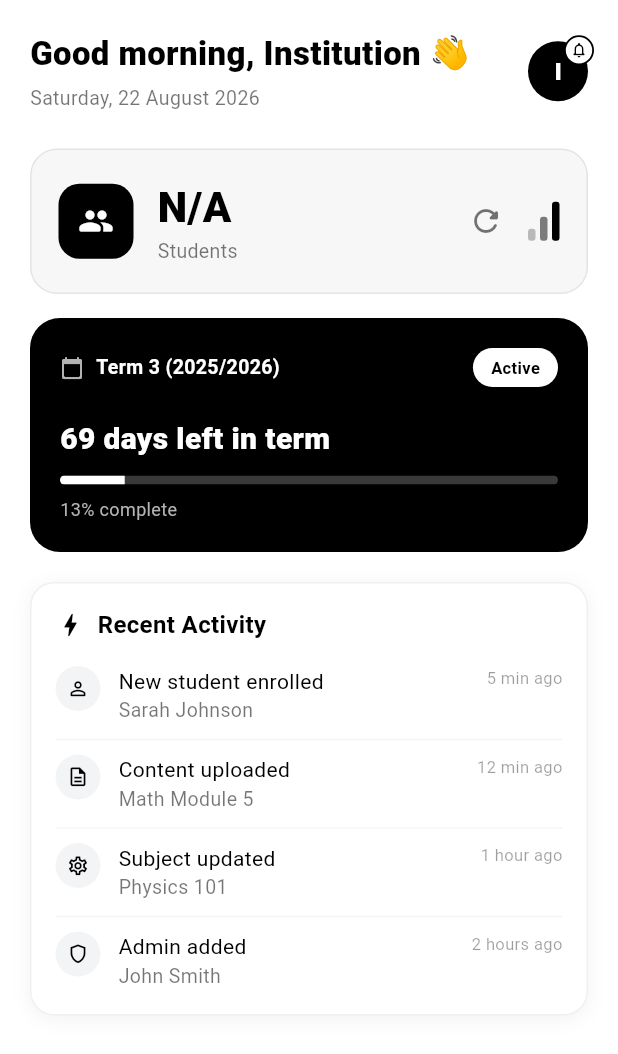
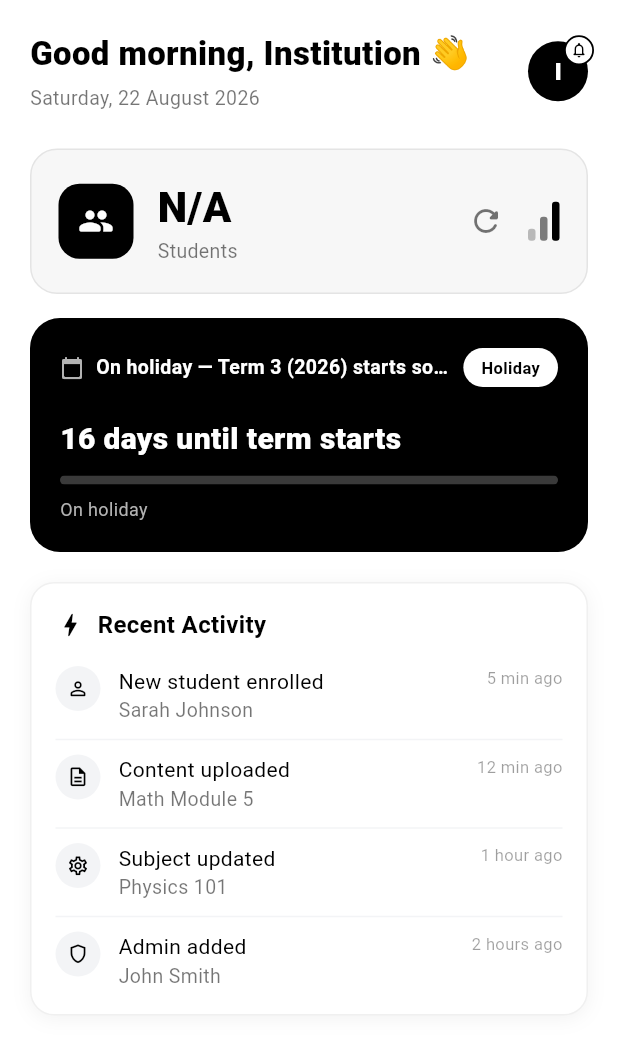
Before and after one commit to georgesimwanza/AdultEducation, a Flutter app: the DashboardScreen screen opened directly, on a phone screen of 412 x 824 dp. Shown: the top 1054 px of the screen. Run offline on Flutter 3.47's test engine with Material 3 defaults, Android fonts, the phone set to English and light mode, and no system bars; our stand-ins replace dio, file_picker, shared_preferences, sqflite, supabase_flutter, table_calendar; accounts and stored records are empty; network calls fail.

Commit message:
feat: term cointing

```diff
--- /dev/null
+++ b/adult/lib/Model/school_term.dart
@@ -0,0 +1,125 @@
+/// A single school term's date range (inclusive on both ends).
+class SchoolTerm {
+  final String label; // e.g. "Term 1 (2026)"
+  final DateTime start;
+  final DateTime end;
+
+  SchoolTerm({required this.label, required this.start, required this.end});
+
+  bool contains(DateTime date) {
+    final day = DateTime(date.year, date.month, date.day);
+    final startDay = DateTime(start.year, start.month, start.day);
+    final endDay = DateTime(end.year, end.month, end.day);
+    return !day.isBefore(startDay) && !day.isAfter(endDay);
+  }
+
+  int get totalDays => end.difference(start).inDays + 1;
+}
+
+/// Result of comparing "now" against a list of SchoolTerms.
+class TermProgress {
+  final String label;
+  final bool isHoliday; // true when `now` falls between terms
+  final int
+  daysLeft; // days left in the active term, or until the next one starts
+  final double percentComplete; // 0..1 — only meaningful when !isHoliday
+  final DateTime? nextTermStart; // set when isHoliday and a future term exists
+
+  const TermProgress({
+    required this.label,
+    required this.isHoliday,
+    required this.daysLeft,
+    required this.percentComplete,
+    this.nextTermStart,
+  });
+}
+
+/// Given the full list of known term boundaries and the current moment,
+/// works out whether `now` falls inside a term (and how far through it) or
+/// in a holiday gap between two terms (and how many days until the next
+/// one starts). Terms don't need to be pre-sorted.
+///
+/// If `now` is past every known term (e.g. the list only covers up to
+/// December and it's now January of an unlisted year), this returns a
+/// "Term dates not yet available" result rather than guessing — that's
+/// your signal to add next year's dates.
+TermProgress computeTermProgress(List<SchoolTerm> terms, DateTime now) {
+  final sorted = [...terms]..sort((a, b) => a.start.compareTo(b.start));
+
+  for (final term in sorted) {
+    if (term.contains(now)) {
+      final total = term.totalDays;
+      final elapsed =
+          DateTime(now.year, now.month, now.day)
+              .difference(
+                DateTime(term.start.year, term.start.month, term.start.day),
+              )
+              .inDays +
+          1;
+      final daysLeft = DateTime(
+        term.end.year,
+        term.end.month,
+        term.end.day,
+      ).difference(DateTime(now.year, now.month, now.day)).inDays;
+      return TermProgress(
+        label: term.label,
+        isHoliday: false,
+        daysLeft: daysLeft < 0 ? 0 : daysLeft,
+        percentComplete: (elapsed / total).clamp(0.0, 1.0),
+      );
+    }
+  }
+
+  final upcoming = sorted.where((t) => t.start.isAfter(now)).toList();
+  if (upcoming.isNotEmpty) {
+    final next = upcoming.first;
+    final daysUntil = DateTime(
+      next.start.year,
+      next.start.month,
+      next.start.day,
+    ).difference(DateTime(now.year, now.month, now.day)).inDays;
+    return TermProgress(
+      label: 'On holiday — ${next.label} starts soon',
+      isHoliday: true,
+      daysLeft: daysUntil,
+      percentComplete: 0,
+      nextTermStart: next.start,
+    );
+  }
+
+  return const TermProgress(
+    label: 'Term dates not yet available',
+    isHoliday: true,
+    daysLeft: 0,
+    percentComplete: 0,
+  );
+}
+
+/// Best-effort 2026 Zambian term dates. ONLY Term 1's opening (12 Jan 2026)
+/// is confirmed against an official Ministry of Education source as of
+/// this writing — the other five dates follow Zambia's typical unadjusted
+/// 3-term pattern (Term 1 ~mid-Jan–Apr, Term 2 ~May–Aug as the longest
+/// term, Term 3 ~Sep–Dec), inferred from past published calendars, NOT
+/// confirmed for 2026 specifically.
+///
+/// The Ministry has revised dates mid-year before (e.g. the 2024 cholera
+/// postponement), so verify every date below against the actual published
+/// 2026 calendar before relying on this — ideally by moving this list
+/// server-side so a Ministry revision doesn't require an app update.
+final List<SchoolTerm> zambia2026TermsBestEffort = [
+  SchoolTerm(
+    label: 'Term 1 (2026)',
+    start: DateTime(2026, 1, 12), // confirmed
+    end: DateTime(2026, 4, 3), // NOT confirmed — verify
+  ),
+  SchoolTerm(
+    label: 'Term 2 (2026)',
+    start: DateTime(2026, 5, 4), // NOT confirmed — verify
+    end: DateTime(2026, 8, 7), // NOT confirmed — verify
+  ),
+  SchoolTerm(
+    label: 'Term 3 (2026)',
+    start: DateTime(2026, 9, 7), // NOT confirmed — verify
+    end: DateTime(2026, 12, 4), // NOT confirmed — verify
+  ),
+];
--- a/adult/lib/screens/admin/dashboard_screen.dart
+++ b/adult/lib/screens/admin/dashboard_screen.dart
@@ -3,6 +3,7 @@ import 'package:provider/provider.dart';
 import 'package:shared_preferences/shared_preferences.dart';
 import 'package:adult/Service/user_service.dart';
 import 'package:adult/service/sync_service.dart';
+import 'package:adult/Model/school_term.dart';
 
 class DashboardScreen extends StatefulWidget {
   const DashboardScreen({super.key});
@@ -312,14 +313,13 @@ class _DashboardScreenState extends State<DashboardScreen> {
     );
   }
 
-  /// Static placeholder — no term-tracking data source exists in this app
-  /// yet. Swap these values for a real fetch once there's an endpoint.
-  ///
   /// Colors kept strictly black/white/grey — no accent colors (see the
   /// "Active" badge and progress bar below).
   Widget _buildTermCard() {
-    const daysLeft = 69;
-    const percentComplete = 0.13;
+    final progress = computeTermProgress(
+      zambia2026TermsBestEffort,
+      DateTime.now(),
+    );
 
     return Container(
       width: double.infinity,
@@ -334,24 +334,31 @@ class _DashboardScreenState extends State<DashboardScreen> {
           Row(
             mainAxisAlignment: MainAxisAlignment.spaceBetween,
             children: [
-              const Row(
+              Expanded(
+                child: Row(
                   children: [
-                  Icon(
+                    const Icon(
                       Icons.calendar_today_rounded,
                       color: Colors.white70,
                       size: 16,
                     ),
-                  SizedBox(width: 8),
-                  Text(
-                    'Term 3 (2025/2026)',
-                    style: TextStyle(
+                    const SizedBox(width: 8),
+                    Expanded(
+                      child: Text(
+                        progress.label,
+                        maxLines: 1,
+                        overflow: TextOverflow.ellipsis,
+                        style: const TextStyle(
                           color: Colors.white,
                           fontSize: 13,
                           fontWeight: FontWeight.w600,
                         ),
                       ),
+                    ),
                   ],
                 ),
+              ),
+              const SizedBox(width: 8),
               Container(
                 padding: const EdgeInsets.symmetric(
                   horizontal: 12,
@@ -361,9 +368,9 @@ class _DashboardScreenState extends State<DashboardScreen> {
                   color: Colors.white,
                   borderRadius: BorderRadius.circular(20),
                 ),
-                child: const Text(
-                  'Active',
-                  style: TextStyle(
+                child: Text(
+                  progress.isHoliday ? 'Holiday' : 'Active',
+                  style: const TextStyle(
                     color: Colors.black,
                     fontSize: 11,
                     fontWeight: FontWeight.w700,
@@ -373,9 +380,11 @@ class _DashboardScreenState extends State<DashboardScreen> {
             ],
           ),
           const SizedBox(height: 20),
-          const Text(
-            '$daysLeft days left in term',
-            style: TextStyle(
+          Text(
+            progress.isHoliday
+                ? '${progress.daysLeft} days until term starts'
+                : '${progress.daysLeft} days left in term',
+            style: const TextStyle(
               color: Colors.white,
               fontSize: 20,
               fontWeight: FontWeight.w800,
@@ -385,7 +394,7 @@ class _DashboardScreenState extends State<DashboardScreen> {
           ClipRRect(
             borderRadius: BorderRadius.circular(4),
             child: LinearProgressIndicator(
-              value: percentComplete,
+              value: progress.isHoliday ? 0 : progress.percentComplete,
               minHeight: 6,
               backgroundColor: const Color(0xFF3A3A3A),
               valueColor: const AlwaysStoppedAnimation<Color>(Colors.white),
@@ -393,7 +402,9 @@ class _DashboardScreenState extends State<DashboardScreen> {
           ),
           const SizedBox(height: 8),
           Text(
-            '${(percentComplete * 100).round()}% complete',
+            progress.isHoliday
+                ? 'On holiday'
+                : '${(progress.percentComplete * 100).round()}% complete',
             style: const TextStyle(color: Color(0xFFB3B3B3), fontSize: 12),
           ),
         ],
```
Lines whose indentation alone changed are shown as unchanged.
